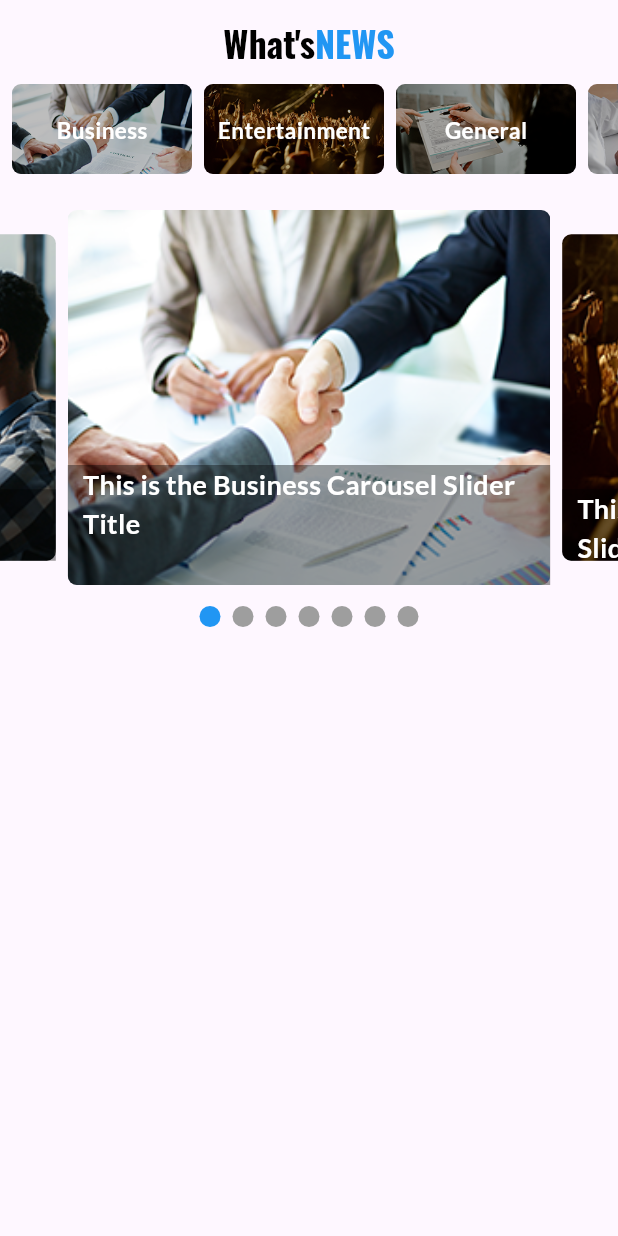
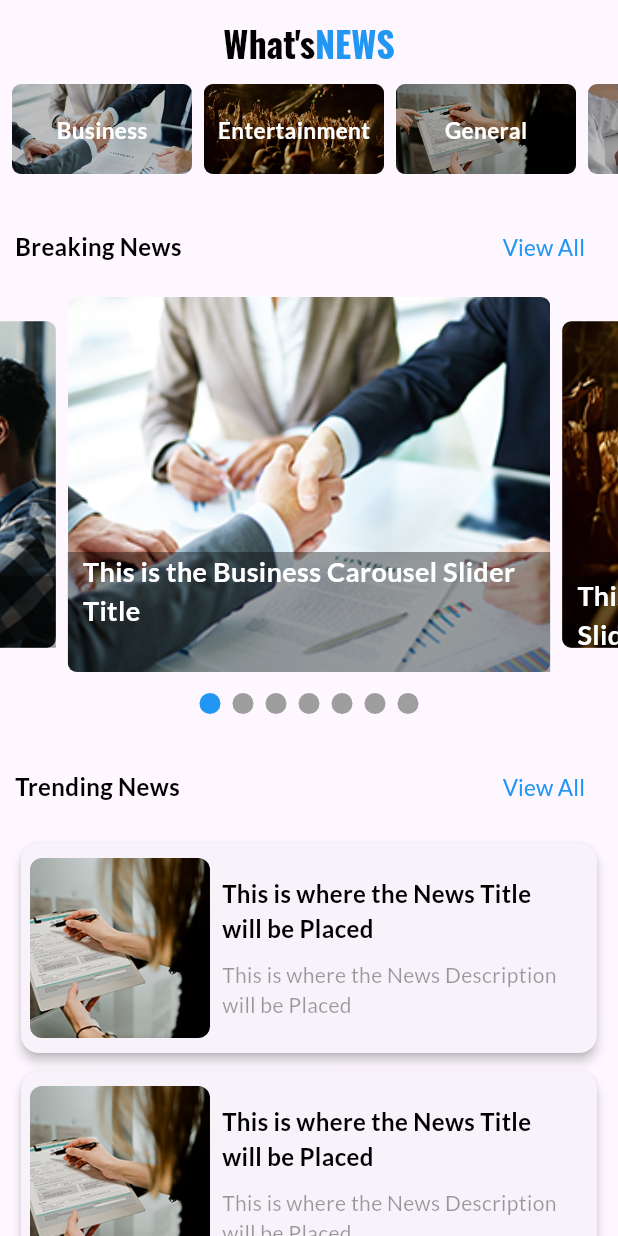
Before and after one commit to fatihhakima/flutter-mini-project_Fatih-Hakim-Alfaridzi, a Flutter app: the screen it shows after launch, on a phone screen of 412 x 824 dp. Run offline on Flutter 3.47's test engine with Material 3 defaults, Android fonts, the phone set to English and light mode, and no system bars; drawn by our look-alikes of carousel_slider, smooth_page_indicator; our stand-ins replace flutter_spinkit, google_fonts.

Commit message:
Finishing UI Home Page dan Persiapan Penggunaan API

```diff
--- /dev/null
+++ b/mini_project_news/lib/constant/constant_news_api.dart
@@ -0,0 +1,3 @@
+import 'package:mini_project_news/env/env.dart';
+
+String newsApiKey = Env.newsApiKey;
--- a/mini_project_news/lib/constant/text_style_constant.dart
+++ b/mini_project_news/lib/constant/constant_text_style.dart
@@ -1,7 +1,7 @@
 import 'package:flutter/material.dart';
 import 'package:google_fonts/google_fonts.dart';
 
-class TextStyleConstant{
+class ConstantTextStyle{
   static TextStyle oswaldBold = GoogleFonts.oswald(
     fontSize: 24,
     color: Colors.black,
--- /dev/null
+++ b/mini_project_news/lib/utils/base_url.dart
@@ -0,0 +1,3 @@
+class BaseUrl{
+  static String baseUrl = 'https://newsapi.org/v2';
+}
--- a/mini_project_news/lib/view/home_page.dart
+++ b/mini_project_news/lib/view/home_page.dart
@@ -1,6 +1,8 @@
 import 'package:flutter/material.dart';
 import 'package:mini_project_news/widget/custom_carousel_slider.dart';
 import 'package:mini_project_news/widget/custom_category_list_view.dart';
+import 'package:mini_project_news/widget/custom_news_article_list_view.dart';
+import 'package:mini_project_news/widget/custom_section_subtitle.dart';
 import 'package:mini_project_news/widget/custom_title_text.dart';
 
 class HomePage extends StatefulWidget {
@@ -19,12 +21,24 @@ class _HomePageState extends State<HomePage> {
         centerTitle: true,
         elevation: 0,
       ),
-      body: Column(
-        children: [
-          CustomCategory(),
-          SizedBox(height: 4),
-          CustomCarouselSlider(),
-        ],
+      body: SingleChildScrollView(
+        child: Column(
+          children: [
+            CustomCategory(),
+            SizedBox(height: 4),
+            CustomSectionSubtitle(title: 'Breaking News'),
+            SizedBox(height: 10,),
+            CustomCarouselSlider(),
+            SizedBox(height: 24,),
+            CustomSectionSubtitle(title: 'Trending News'),
+            SizedBox(height: 10),
+            CustomNewsArticleListView(),
+            SizedBox(height: 4),
+            CustomNewsArticleListView(),
+            SizedBox(height: 4),
+            CustomNewsArticleListView(),
+          ],
+        ),
       ),
     );
   }
--- a/mini_project_news/lib/widget/custom_carousel_slider.dart
+++ b/mini_project_news/lib/widget/custom_carousel_slider.dart
@@ -1,7 +1,7 @@
 import 'package:carousel_slider/carousel_slider.dart';
 import 'package:flutter/material.dart';
-import 'package:mini_project_news/constant/text_style_constant.dart';
-import 'package:mini_project_news/model/custom_carousel_slider_model.dart';
+import 'package:mini_project_news/constant/constant_text_style.dart';
+import 'package:mini_project_news/model/model_custom_carousel_slider.dart';
 import 'package:smooth_page_indicator/smooth_page_indicator.dart';
 
 List<CustomSliderModel> getSliders() {
@@ -118,7 +118,7 @@ class _CustomCarouselSliderState extends State<CustomCarouselSlider> {
               ),
               child: Text(
                 sliderName,
-                style: TextStyleConstant.latoBold
+                style: ConstantTextStyle.latoBold
                     .copyWith(color: Colors.white, fontSize: 18),
               ),
             )
--- a/mini_project_news/lib/widget/custom_category_list_view.dart
+++ b/mini_project_news/lib/widget/custom_category_list_view.dart
@@ -1,8 +1,8 @@
 import 'package:flutter/cupertino.dart';
 import 'package:flutter/material.dart';
 import 'package:flutter/widgets.dart';
-import 'package:mini_project_news/constant/text_style_constant.dart';
-import 'package:mini_project_news/model/custom_category_model.dart';
+import 'package:mini_project_news/constant/constant_text_style.dart';
+import 'package:mini_project_news/model/model_custom_category.dart';
 
 List<CustomCategoryModel> getCategories() {
   List<CustomCategoryModel> category = [];
@@ -114,7 +114,7 @@ class CustomCategoryTile extends StatelessWidget {
             child: Center(
               child: Text(
                 categoryTileName,
-                style: TextStyleConstant.latoBold.copyWith(color: Colors.white),
+                style: ConstantTextStyle.latoBold.copyWith(color: Colors.white),
               ),
             ),
           ),
--- /dev/null
+++ b/mini_project_news/lib/widget/custom_news_article_list_view.dart
@@ -0,0 +1,60 @@
+import 'package:flutter/material.dart';
+import 'package:mini_project_news/constant/constant_text_style.dart';
+
+class CustomNewsArticleListView extends StatefulWidget {
+  const CustomNewsArticleListView({super.key});
+
+  @override
+  State<CustomNewsArticleListView> createState() => _CustomNewsArticleListViewState();
+}
+
+class _CustomNewsArticleListViewState extends State<CustomNewsArticleListView> {
+  @override
+  Widget build(BuildContext context) {
+    return Padding(
+      padding: EdgeInsets.symmetric(horizontal: 10),
+      child: Card(
+        surfaceTintColor: Colors.white,
+        elevation: 3,
+        child: Padding(
+          padding: EdgeInsets.symmetric(vertical: 10, horizontal: 6),
+          child: Row(
+            children: [
+              Container(
+                child: ClipRRect(
+                  borderRadius: BorderRadius.circular(8),
+                  child: Image.asset(
+                    'assets/general.png',
+                    height: 120,
+                    width: 120,
+                    fit: BoxFit.cover,
+                  ),
+                ),
+              ),
+              SizedBox(width: 8),
+              Column(
+                children: [
+                  Container(
+                    width: MediaQuery.of(context).size.width / 1.8,
+                    child: Text(
+                      'This is where the News Title will be Placed',
+                      style: ConstantTextStyle.latoBold.copyWith(fontSize: 16),
+                    ),
+                  ),
+                  SizedBox(height: 10),
+                  Container(
+                    width: MediaQuery.of(context).size.width / 1.8,
+                    child: Text(
+                      'This is where the News Description will be Placed',
+                      style: ConstantTextStyle.latoReg.copyWith(color: Colors.black38, fontSize: 14),
+                    ),
+                  ),
+                ],
+              )
+            ],
+          ),
+        ),
+      ),
+    );
+  }
+}
--- /dev/null
+++ b/mini_project_news/lib/widget/custom_section_subtitle.dart
@@ -0,0 +1,34 @@
+import 'package:flutter/material.dart';
+import 'package:mini_project_news/constant/constant_text_style.dart';
+
+class CustomSectionSubtitle extends StatelessWidget {
+  final String title;
+
+  const CustomSectionSubtitle({super.key, required this.title});
+
+  @override
+  Widget build(BuildContext context) {
+    return Padding(
+      padding: EdgeInsets.symmetric(horizontal: 10),
+      child: Row(
+        mainAxisAlignment: MainAxisAlignment.spaceBetween,
+        children: [
+          Text(
+            title,
+            style: ConstantTextStyle.latoBold.copyWith(fontSize: 16),
+          ),
+          TextButton(
+            onPressed: () {},
+            child: Text(
+              'View All',
+              style: ConstantTextStyle.latoReg.copyWith(
+                color: Colors.blue,
+                fontSize: 15,
+              ),
+            ),
+          )
+        ],
+      ),
+    );
+  }
+}
--- a/mini_project_news/lib/widget/custom_title_text.dart
+++ b/mini_project_news/lib/widget/custom_title_text.dart
@@ -1,5 +1,5 @@
 import 'package:flutter/material.dart';
-import 'package:mini_project_news/constant/text_style_constant.dart';
+import 'package:mini_project_news/constant/constant_text_style.dart';
 
 class CustomTextTitle extends StatelessWidget {
   const CustomTextTitle({super.key});
@@ -11,11 +11,11 @@ class CustomTextTitle extends StatelessWidget {
       children: [
         Text(
           "What's",
-          style: TextStyleConstant.oswaldBold,
+          style: ConstantTextStyle.oswaldBold,
         ),
         Text(
           'NEWS',
-          style: TextStyleConstant.oswaldBold.copyWith(
+          style: ConstantTextStyle.oswaldBold.copyWith(
             color: Colors.blue,
           ),
         )
--- a/mini_project_news/pubspec.yaml
+++ b/mini_project_news/pubspec.yaml
@@ -40,10 +40,14 @@ dependencies:
   dio: ^5.4.3+1
   carousel_slider: ^4.2.1
   smooth_page_indicator: ^1.1.0
+  cached_network_image: ^3.3.1
+  envied: ^0.5.4+1
 
 dev_dependencies:
   flutter_test:
     sdk: flutter
+  envied_generator: ^0.5.4+1
+  build_runner: ^2.4.9
 
   # The "flutter_lints" package below contains a set of recommended lints to
   # encourage good coding practices. The lint set provided by the package is
```
Also changed, not shown: mini_project_news/lib/model/model_custom_carousel_slider.dart (renamed from mini_project_news/lib/model/custom_carousel_slider_model.dart), mini_project_news/lib/model/model_custom_category.dart (renamed from mini_project_news/lib/model/custom_category_model.dart), mini_project_news/lib/model/model_news_article.dart (added), mini_project_news/pubspec.lock, 2 other files.
